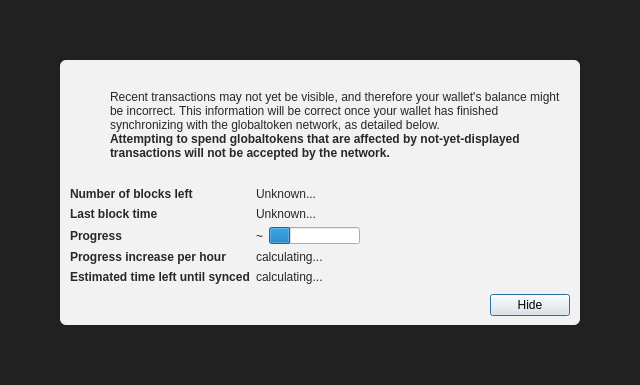
This is src/qt/forms/modaloverlay.ui in globaltoken/globaltoken as Qt 5 draws it before an edit. The edited form follows.
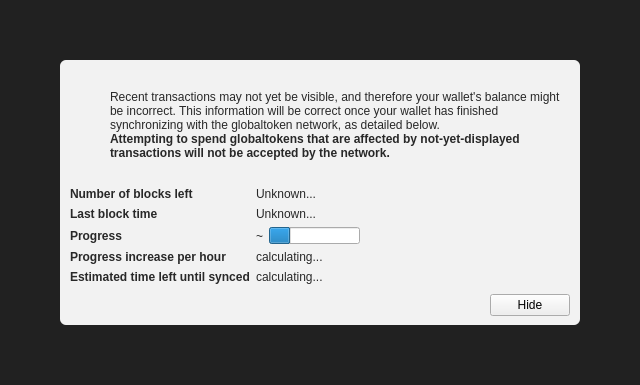
This is the edited form. Icons and pictures are not drawn. Custom widgets are drawn as their Qt base class.

What changed in the file:
```diff
--- a/src/qt/forms/modaloverlay.ui
+++ b/src/qt/forms/modaloverlay.ui
@@ -351,12 +351,6 @@
              <property name="text">
               <string>Hide</string>
              </property>
-             <property name="focusPolicy">
-              <enum>Qt::StrongFocus</enum>
-             </property>
-             <property name="default">
-              <bool>true</bool>
-             </property>
             </widget>
            </item>
           </layout>
```
